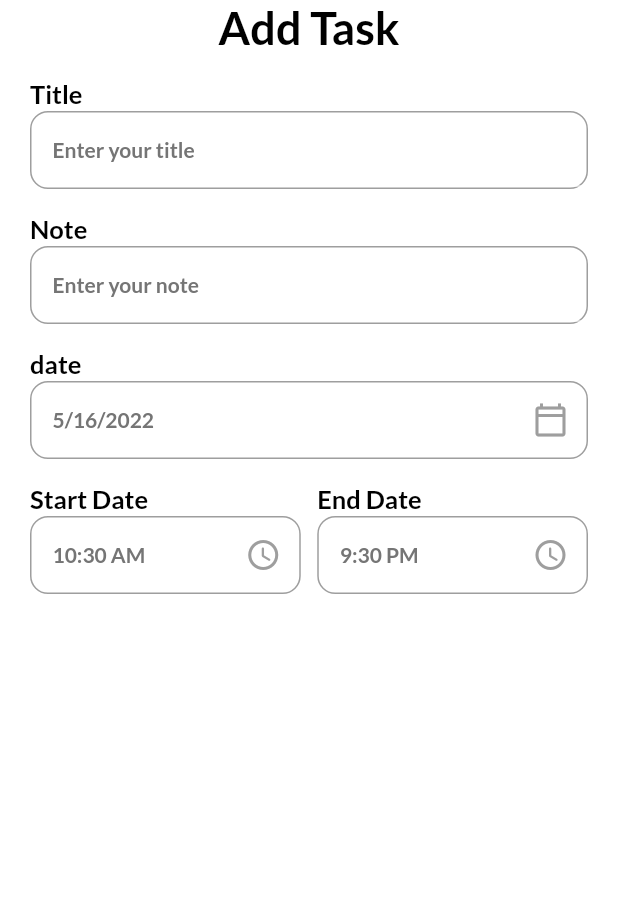
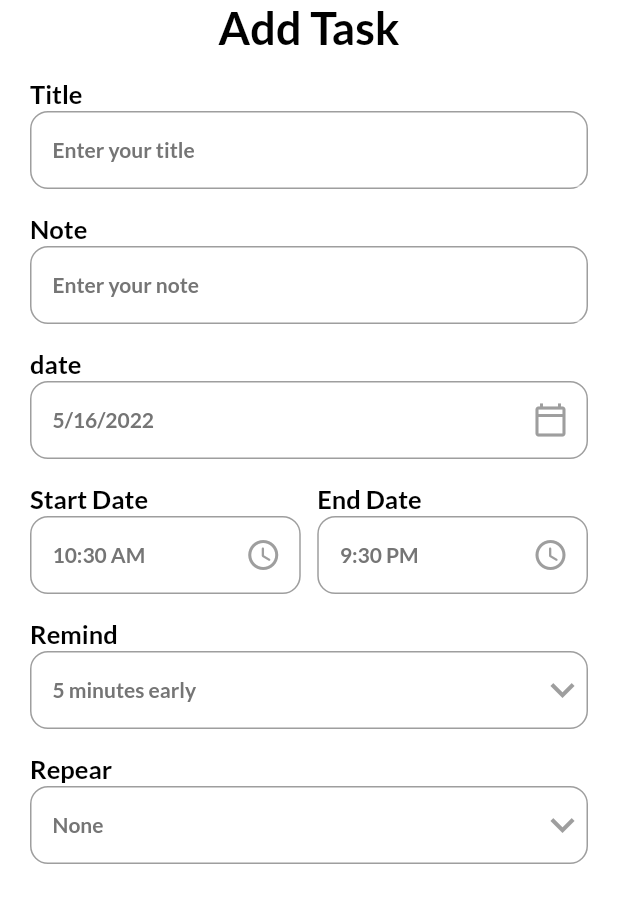
Before and after one commit to jamesmaren/Calendar-Notification-App, a Flutter app: the AddTaskPage screen opened directly, on a phone screen of 412 x 824 dp, the part 84-1007 px from its top. Run offline on Flutter 3.47's test engine with Material 2 defaults, Android fonts, the phone set to English and light mode, and no system bars; our stand-ins replace date_picker_timeline, flutter_local_notifications, get, get_storage, google_fonts, timezone; accounts and stored records are empty.

Commit message:
step four

```diff
--- a/lib/ui/add_task_bar.dart
+++ b/lib/ui/add_task_bar.dart
@@ -15,6 +15,10 @@
   DateTime _selectedDate = DateTime.now();
   String _endTime = "9:30 PM";
   String _startTime = DateFormat("hh:mm a").format(DateTime.now()).toString();
+  int _selectedRemind = 5;
+  List<int> remindList = [5, 10, 15, 20];
+  String _selectedRepeat = "None";
+  List<String> repeatList = ["None", "Daily", "Weekly", "Monthly"];
   @override
   Widget build(BuildContext context) {
     return Scaffold(
@@ -78,7 +82,64 @@
                     ),
                   ))
                 ],
-              )
+              ),
+              MyInputFied(
+                  hint: "$_selectedRemind minutes early",
+                  title: "Remind",
+                  widget: DropdownButton(
+                    icon: Icon(
+                      Icons.keyboard_arrow_down,
+                      color: Colors.grey,
+                    ),
+                    iconSize: 32,
+                    elevation: 4,
+                    style: SubTitleStyle,
+                    underline: Container(
+                      height: 0,
+                    ),
+                    onChanged: (String? newValue) {
+                      setState(() {
+                        _selectedRemind = int.parse(newValue!);
+                      });
+                    },
+                    items:
+                        remindList.map<DropdownMenuItem<String>>((int value) {
+                      return DropdownMenuItem<String>(
+                        value: value.toString(),
+                        child: Text(value.toString()),
+                      );
+                    }).toList(),
+                  )),
+              MyInputFied(
+                  hint: "$_selectedRepeat",
+                  title: "Repear",
+                  widget: DropdownButton(
+                    icon: Icon(
+                      Icons.keyboard_arrow_down,
+                      color: Colors.grey,
+                    ),
+                    iconSize: 32,
+                    elevation: 4,
+                    style: SubTitleStyle,
+                    underline: Container(
+                      height: 0,
+                    ),
+                    onChanged: (String? newValue) {
+                      setState(() {
+                        _selectedRepeat = newValue!;
+                      });
+                    },
+                    items: repeatList
+                        .map<DropdownMenuItem<String>>((String? value) {
+                      return DropdownMenuItem<String>(
+                        value: value,
+                        child: Text(
+                          value!,
+                          style: TextStyle(color: Colors.grey),
+                        ),
+                      );
+                    }).toList(),
+                  ))
             ],
           ),
         ),
```
